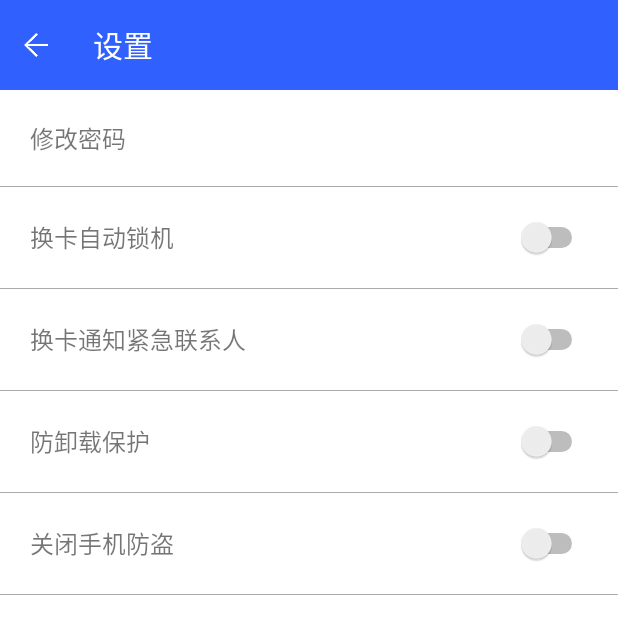
After one commit to choimroc/safe, an Android app: the BurglarSettingActivity screen opened directly, with no data from a screen before it, on a phone screen of 412 x 824 dp. The commit adds this screen. Shown: the top 634 px of the screen. Run offline under Robolectric (Android 15) with nearby library versions, the phone set to English and light mode, and no system bars.

Commit message:
Rejected commit: Default

```diff
--- a/phonesafe/src/main/java/com/cmp/activity/BurglarActivity.java
+++ b/phonesafe/src/main/java/com/cmp/activity/BurglarActivity.java
@@ -38,10 +38,18 @@ public class BurglarActivity extends Activity {
         Intent intent = new Intent(BurglarActivity.this, cls);
         startActivity(intent);
     }
+
     //返回按钮
     public void btn_back(View v) {
         finish();
     }
+
+    //进入设置
+    public void btn_setting(View v) {
+        Intent intent = new Intent(BurglarActivity.this, BurglarSettingActivity.class);
+        startActivity(intent);
+    }
+
     private AdapterView.OnItemClickListener BurglarOnClick = new AdapterView.OnItemClickListener() {
         @Override
         public void onItemClick(AdapterView<?> adapterView, View view, int i, long l) {
--- /dev/null
+++ b/phonesafe/src/main/java/com/cmp/activity/BurglarSettingActivity.java
@@ -0,0 +1,21 @@
+package com.cmp.activity;
+
+import android.app.Activity;
+import android.os.Bundle;
+import android.view.View;
+
+import com.cmp.myapplication.R;
+
+/**
+ * 作者：cmp on 2016/9/11 23:32
+ */
+public class BurglarSettingActivity extends Activity{
+    protected void onCreate(Bundle savedInstanceState) {
+        super.onCreate(savedInstanceState);
+        setContentView(R.layout.activity_burglar_setting);
+    }
+    //返回按钮
+    public void btn_back(View v) {
+        finish();
+    }
+}
--- a/phonesafe/src/main/java/com/cmp/activity/EditPWActivity.java
+++ b/phonesafe/src/main/java/com/cmp/activity/EditPWActivity.java
@@ -34,6 +34,7 @@ public class EditPWActivity extends Activity {
         mEdit.addTextChangedListener(mTextWatcher);
 
     }
+
     //返回按钮
     public void btn_back(View v) {
         finish();
@@ -51,7 +52,7 @@ public class EditPWActivity extends Activity {
             startActivity(intent);
             this.finish();
         } else {
-            Toast.makeText(this, "两次输入不一致，请重新设置", Toast.LENGTH_SHORT).show();
+            Toast.makeText(this, "密码错误，请重新输入", Toast.LENGTH_SHORT).show();
         }
     }
 
@@ -75,7 +76,7 @@ public class EditPWActivity extends Activity {
         public void afterTextChanged(Editable s) {
             editStart = mEdit.getSelectionStart();
             editEnd = mEdit.getSelectionEnd();
-            if (temp.length() > 0) {
+            if (temp.length() > 5) {
                 mBtn.setBackgroundResource(R.drawable.click_true);
                 mBtn.setEnabled(true);
             } else {
--- a/phonesafe/src/main/java/com/cmp/activity/HomeActivity.java
+++ b/phonesafe/src/main/java/com/cmp/activity/HomeActivity.java
@@ -6,7 +6,6 @@ import android.content.SharedPreferences;
 import android.graphics.Color;
 import android.graphics.drawable.ColorDrawable;
 import android.os.Bundle;
-import android.util.Log;
 import android.view.KeyEvent;
 import android.view.View;
 import android.view.animation.Animation;
@@ -34,9 +33,8 @@ public class HomeActivity extends Activity {
     protected void onCreate(Bundle savedInstanceState) {
         super.onCreate(savedInstanceState);
         setContentView(R.layout.activity_home);
-        roteView = (ImageView) findViewById(R.id.rote_icon);
+        initView();
         startRotate();
-        initView();
     }
 
     //旋转动画
@@ -48,8 +46,10 @@ public class HomeActivity extends Activity {
         rotateAnim.start();
     }
 
-    //初始化GridView
+    //初始化页面
     private void initView() {
+        roteView = (ImageView) findViewById(R.id.rote_icon);
+        //初始化GridView
         home_gv = (GridView) findViewById(R.id.home_gv);
         home_gv.setAdapter(new HomeAdapter(HomeActivity.this));
         home_gv.setOnItemClickListener(homeOnClick);
@@ -83,7 +83,6 @@ public class HomeActivity extends Activity {
                 case 0:
                     preferences = getSharedPreferences("mydata", MODE_WORLD_READABLE);
                     String burglar = preferences.getString("burglar", "");
-                    Log.i("tag", burglar + "");
                     if (burglar.length() == 0) {
                         startActivity(SetPWActivity.class);
                     } else {
--- a/phonesafe/src/main/java/com/cmp/activity/SetPWActivity.java
+++ b/phonesafe/src/main/java/com/cmp/activity/SetPWActivity.java
@@ -25,6 +25,7 @@ public class SetPWActivity extends Activity {
     private Button mBtn;
     private SharedPreferences preferences;
     private SharedPreferences.Editor editor;
+    private String reg;
 
     protected void onCreate(Bundle savedInstanceState) {
         super.onCreate(savedInstanceState);
@@ -45,6 +46,7 @@ public class SetPWActivity extends Activity {
     }
 
     public void check(View v) {
+        reg = "[/W]{6,12}";
         mPassWord = mEdit1.getText().toString();//获取设置的密码
         if (mPassWord.equals(mEdit2.getText().toString())) // 判断密码是否一致
         {
--- a/phonesafe/src/main/java/com/cmp/adapter/BurglarAdapter.java
+++ b/phonesafe/src/main/java/com/cmp/adapter/BurglarAdapter.java
@@ -18,7 +18,7 @@ public class BurglarAdapter extends BaseAdapter {
             R.mipmap.burglar_contact, R.mipmap.burglar_delete, R.mipmap.burglar_search
     };
     String[] names = {
-            "手机定位", "手机锁定", "响铃警报", "紧急联系人", "远程删除数据", "帮助他人找手机"
+            "手机定位", "手机锁定", "响铃警报", "紧急联系人", "远程删除数据", "帮他人找手机"
     };
     private Context context;
 
--- a/phonesafe/src/main/res/layout/activity_burglar.xml
+++ b/phonesafe/src/main/res/layout/activity_burglar.xml
@@ -37,7 +37,8 @@
            android:background="@mipmap/burglar_setting"
            android:layout_centerVertical="true"
            android:layout_alignParentRight="true"
-           android:layout_marginRight="30dp"/>
+           android:layout_marginRight="30dp"
+           android:onClick="btn_setting"/>
         </RelativeLayout>
     </android.support.v7.widget.Toolbar>
 
--- /dev/null
+++ b/phonesafe/src/main/res/layout/activity_burglar_setting.xml
@@ -0,0 +1,165 @@
+<?xml version="1.0" encoding="utf-8"?>
+<LinearLayout xmlns:android="http://schemas.android.com/apk/res/android"
+    android:layout_width="match_parent"
+    android:layout_height="match_parent"
+    android:orientation="vertical">
+    <!--自定义标题栏-->
+    <android.support.v7.widget.Toolbar
+        android:id="@+id/toolbar"
+        android:layout_width="match_parent"
+        android:layout_height="@dimen/toolbar_h"
+        android:background="@color/background_color">
+
+        <RelativeLayout
+            android:layout_width="match_parent"
+            android:layout_height="match_parent">
+
+            <Button
+                android:id="@+id/back"
+                android:layout_width="@dimen/btn_back_w"
+                android:layout_height="@dimen/btn_back_h"
+                android:layout_centerVertical="true"
+                android:background="@mipmap/btn_back"
+                android:onClick="btn_back" />
+            <!-- 主标题 -->
+            <TextView
+                android:layout_width="wrap_content"
+                android:layout_height="wrap_content"
+                android:layout_centerVertical="true"
+                android:layout_marginLeft="@dimen/m_left"
+                android:layout_toRightOf="@+id/back"
+                android:text="@string/activity_burglar_setting"
+                android:textColor="#fff"
+                android:textSize="@dimen/title_size" />
+        </RelativeLayout>
+    </android.support.v7.widget.Toolbar>
+
+    <RelativeLayout
+        android:layout_width="match_parent"
+        android:layout_height="wrap_content"
+        android:orientation="horizontal"
+        android:padding="20dp">
+
+        <TextView
+            android:layout_width="wrap_content"
+            android:layout_height="wrap_content"
+            android:layout_centerVertical="true"
+            android:text="@string/activity_burglar_revise"
+            android:textSize="@dimen/burglar_item_text" />
+    </RelativeLayout>
+
+    <View
+        android:layout_width="match_parent"
+        android:layout_height="0.5dp"
+        android:background="#aea9a9" />
+
+    <RelativeLayout
+        android:layout_width="match_parent"
+        android:layout_height="wrap_content"
+        android:orientation="horizontal"
+        android:padding="20dp">
+
+        <TextView
+            android:layout_width="wrap_content"
+            android:layout_height="wrap_content"
+            android:layout_centerVertical="true"
+            android:text="@string/activity_burglar_lock"
+            android:textSize="@dimen/burglar_item_text" />
+
+        <Switch
+            android:id="@+id/burglar_switch1"
+            android:layout_width="wrap_content"
+            android:layout_height="wrap_content"
+            android:layout_alignParentEnd="true"
+            android:layout_alignParentRight="true"
+            android:layout_centerVertical="true" />
+    </RelativeLayout>
+
+    <View
+        android:layout_width="match_parent"
+        android:layout_height="0.5dp"
+        android:background="#aea9a9" />
+
+    <RelativeLayout
+        android:layout_width="match_parent"
+        android:layout_height="wrap_content"
+        android:orientation="horizontal"
+        android:padding="20dp">
+
+        <TextView
+            android:layout_width="wrap_content"
+            android:layout_height="wrap_content"
+            android:layout_centerVertical="true"
+            android:text="@string/activity_burglar_contact"
+            android:textSize="@dimen/burglar_item_text" />
+
+        <Switch
+            android:id="@+id/burglar_switch2"
+            android:layout_width="wrap_content"
+            android:layout_height="wrap_content"
+            android:layout_alignParentEnd="true"
+            android:layout_alignParentRight="true"
+            android:layout_centerVertical="true" />
+    </RelativeLayout>
+
+    <View
+        android:layout_width="match_parent"
+        android:layout_height="0.5dp"
+        android:background="#aea9a9" />
+
+
+    <RelativeLayout
+        android:layout_width="match_parent"
+        android:layout_height="wrap_content"
+        android:orientation="horizontal"
+        android:padding="20dp">
+
+        <TextView
+            android:layout_width="wrap_content"
+            android:layout_height="wrap_content"
+            android:layout_centerVertical="true"
+            android:text="@string/activity_burglar_defend"
+            android:textSize="@dimen/burglar_item_text" />
+
+        <Switch
+            android:id="@+id/burglar_switch3"
+            android:layout_width="wrap_content"
+            android:layout_height="wrap_content"
+            android:layout_alignParentEnd="true"
+            android:layout_alignParentRight="true"
+            android:layout_centerVertical="true" />
+    </RelativeLayout>
+
+    <View
+        android:layout_width="match_parent"
+        android:layout_height="0.5dp"
+        android:background="#aea9a9" />
+
+    <RelativeLayout
+        android:layout_width="match_parent"
+        android:layout_height="wrap_content"
+        android:orientation="horizontal"
+        android:padding="20dp">
+
+        <TextView
+            android:layout_width="wrap_content"
+            android:layout_height="wrap_content"
+            android:layout_centerVertical="true"
+            android:text="@string/activity_burglar_off"
+            android:textSize="@dimen/burglar_item_text" />
+
+        <Switch
+            android:id="@+id/burglar_switch4"
+            android:layout_width="wrap_content"
+            android:layout_height="wrap_content"
+            android:layout_alignParentEnd="true"
+            android:layout_alignParentRight="true"
+            android:layout_centerVertical="true" />
+    </RelativeLayout>
+
+    <View
+        android:layout_width="match_parent"
+        android:layout_height="0.5dp"
+        android:background="#aea9a9" />
+
+</LinearLayout>
--- a/phonesafe/src/main/res/layout/activity_setpw.xml
+++ b/phonesafe/src/main/res/layout/activity_setpw.xml
@@ -67,7 +67,7 @@
     <LinearLayout
         android:layout_width="match_parent"
         android:layout_height="wrap_content"
-        android:layout_marginTop="20dp"
+        android:layout_marginTop="30dp"
         android:gravity="center"
         android:orientation="horizontal"
         android:weightSum="10">
@@ -88,7 +88,7 @@
     <LinearLayout
         android:layout_width="match_parent"
         android:layout_height="wrap_content"
-        android:layout_marginTop="20dp"
+        android:layout_marginTop="30dp"
         android:gravity="center"
         android:orientation="horizontal"
         android:weightSum="10">
--- a/phonesafe/src/main/res/layout/burglar_item.xml
+++ b/phonesafe/src/main/res/layout/burglar_item.xml
@@ -16,6 +16,6 @@
         android:layout_height="wrap_content"
         android:layout_marginTop="20dp"
         android:textColor="#000"
-        android:textSize="@dimen/home_item_text"
+        android:textSize="@dimen/burglar_item_text"
         android:listSelector="@android:color/transparent"/>
 </LinearLayout>
--- a/phonesafe/src/main/res/values/dimens.xml
+++ b/phonesafe/src/main/res/values/dimens.xml
@@ -13,4 +13,6 @@
     <dimen name="btn_back_h">16dp</dimen>
     <dimen name="btn_back_w">16dp</dimen>
     <dimen name="burglar_item_size">40dp</dimen>
+
+    <dimen name="burglar_item_text">16sp</dimen>
 </resources>
--- a/phonesafe/src/main/res/values/strings.xml
+++ b/phonesafe/src/main/res/values/strings.xml
@@ -2,7 +2,7 @@
     <string name="app_name">手机C盾卫士</string>
     <!--设置手机防盗密码-->
     <string name="activity_setpw_title">设置手机防盗密码</string>
-    <string name="activity_setpw_tip">请先设置手机防盗密码和绑定手机号码</string>
+    <string name="activity_setpw_tip">请先设置手机防盗密码</string>
     <string name="activity_setpw_hint1">请设置6-12位字符密码</string>
     <string name="activity_setpw_hint2">请再次输入密码</string>
     <!--进入手机防盗-->
@@ -12,5 +12,11 @@
     <!--手机防盗-->
     <string name="activity_burglar_title">手机防盗</string>
     <string name="activity_burglar_tip">若手机丢失,\n请通过其他设备进行远程控制</string>
+    <string name="activity_burglar_setting">设置</string>
+    <string name="activity_burglar_lock">换卡自动锁机</string>
+    <string name="activity_burglar_contact">换卡通知紧急联系人</string>
+    <string name="activity_burglar_defend">防卸载保护</string>
+    <string name="activity_burglar_revise">修改密码</string>
+    <string name="activity_burglar_off">关闭手机防盗</string>
 
 </resources>
--- a/phonesafe/src/main/res/values/styles.xml
+++ b/phonesafe/src/main/res/values/styles.xml
@@ -17,4 +17,7 @@
         <item name="android:activityCloseExitAnimation">@anim/push_right_out</item>
     </style>
 
+    <style name="Theme.Start" parent="Theme.AppCompat.Light.NoActionBar">
+        <item name="android:windowBackground">@android:color/transparent</item>
+    </style>
 </resources>
```
Also changed, not shown: phonesafe/src/main/AndroidManifest.xml (+6 -1 lines).
